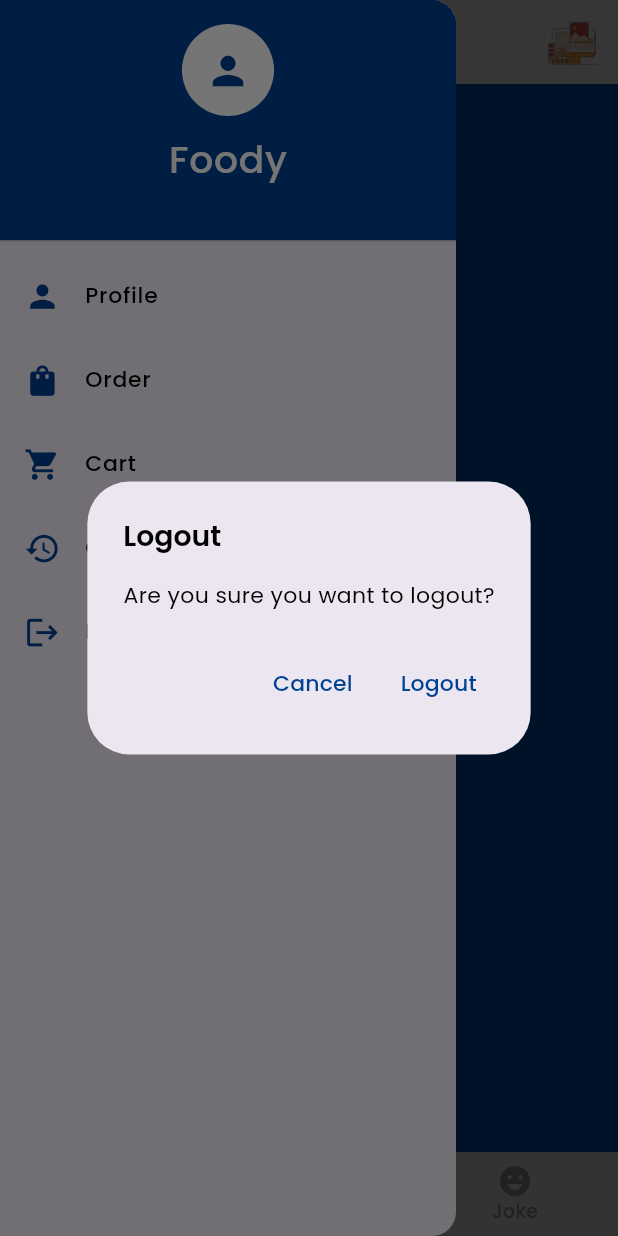
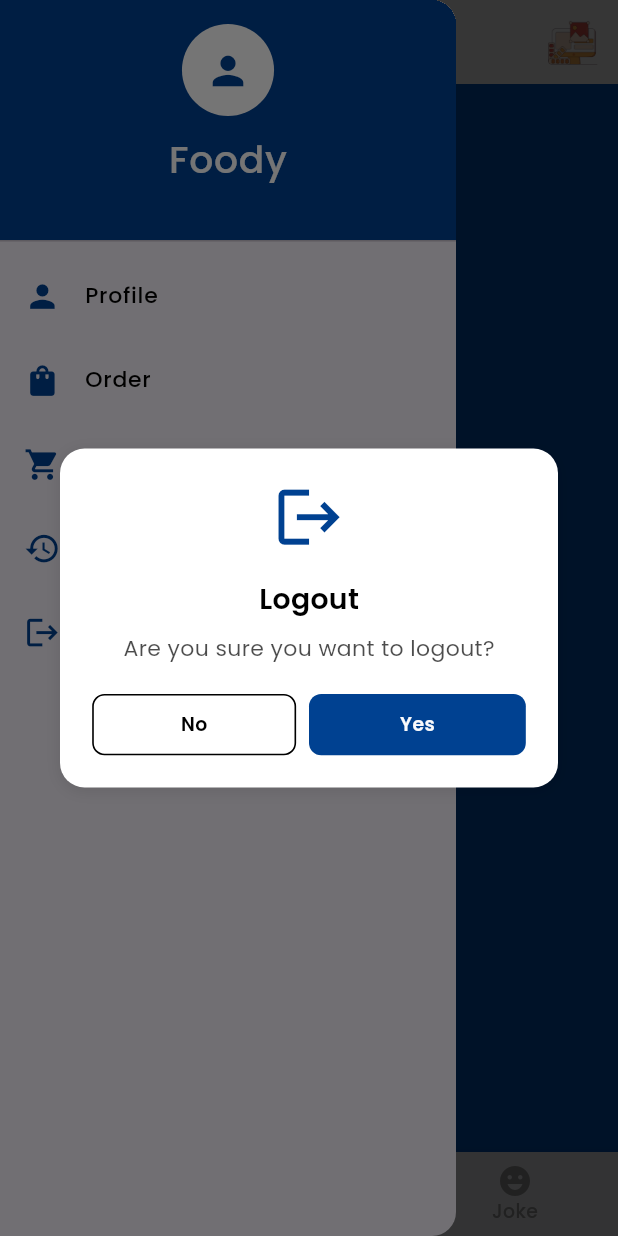
Before and after one commit to Ariful2016/recipe-flutter, a Flutter app: the HomeScreen screen opened by its route, in the side drawer, after a tap on "Logout", on a phone screen of 412 x 824 dp. Run offline on Flutter 3.47's test engine with Material 3 defaults, Android fonts, the phone set to English and light mode, and no system bars; our stand-ins replace cloud_firestore, concentric_transition, firebase_analytics, firebase_auth, firebase_core, firebase_crashlytics and 8 more; accounts and stored records are empty; generated files the repository leaves out were written again.

Commit message:
implement custom alert dialog

```diff
--- a/lib/screens/login/login_screen.dart
+++ b/lib/screens/login/login_screen.dart
@@ -7,6 +7,9 @@ import 'package:recipe_flutter/core/constants/constants.dart';
 import 'package:recipe_flutter/viewmodels/auth/login_viewmodel.dart';
 import 'package:recipe_flutter/widgets/edit_text/custom_text_field.dart';
 import 'package:recipe_flutter/widgets/reusable_text.dart';
+
+import '../../widgets/button/custom_button.dart';
+import '../../widgets/dialog/custom_alert_dialog.dart';
 
 class LoginScreen extends ConsumerStatefulWidget {
   const LoginScreen({super.key});
@@ -47,6 +50,19 @@ class _LoginScreenState extends ConsumerState<LoginScreen> {
             context.goNamed('home');
           }
         });
+      }else if(next.error != null){
+        showCustomAlertDialog(
+          context,
+          type: AlertType.error,
+          title: 'Error',
+          message: next.error.toString(),
+          primaryButtonText: 'Retry',
+          secondaryButtonText: 'Cancel',
+          primaryButtonAction: ()  {
+            _login();
+          },
+          secondaryButtonAction: ()=> Navigator.of(context).pop()
+        );
       }
     });
 
@@ -95,9 +111,6 @@ class _LoginScreenState extends ConsumerState<LoginScreen> {
                           if (value == null || value.isEmpty) {
                             return passwordEmptyText;
                           }
-                          if (!passwordRegex.hasMatch(value)) {
-                            return passwordNotMatchedText;
-                          }
                           return null;
                         },
                       ),
@@ -105,19 +118,13 @@ class _LoginScreenState extends ConsumerState<LoginScreen> {
                       if (loginState.isLoading)
                         const CircularProgressIndicator()
                       else
-                        ElevatedButton(
-                          onPressed: () {
+                        CustomButton(
+                          onTap: (){
                             if (_formKey.currentState!.validate()) {
-                              ref.read(loginProvider.notifier).login(
-                                email: _emailController.text,
-                                password: _passwordController.text,
-                              );
+                              _login();
                             }
                           },
-                          child: ReusableText(
-                            text: 'L O G I N',
-                            style: appStyle(12.sp, kPrimary, FontWeight.w600),
-                          ),
+                          text: 'L O G I N',
                         ),
                       if (loginState.error != null)
                         ReusableText(
@@ -143,4 +150,11 @@ class _LoginScreenState extends ConsumerState<LoginScreen> {
     );
   }
 
+  void _login() {
+    ref.read(loginProvider.notifier).login(
+      email: _emailController.text,
+      password: _passwordController.text,
+    );
+  }
+
 }
--- a/lib/screens/register/register_screen.dart
+++ b/lib/screens/register/register_screen.dart
@@ -6,8 +6,9 @@ import 'package:recipe_flutter/core/app_style.dart';
 import 'package:recipe_flutter/core/constants/constants.dart';
 import 'package:recipe_flutter/viewmodels/auth/register_viewmodel.dart';
 import 'package:recipe_flutter/widgets/reusable_text.dart';
-
 import '../../util/validation.dart';
+import '../../widgets/button/custom_button.dart';
+import '../../widgets/dialog/custom_alert_dialog.dart';
 import '../../widgets/edit_text/custom_text_field.dart';
 
 class RegisterScreen extends ConsumerStatefulWidget {
@@ -17,9 +18,7 @@ class RegisterScreen extends ConsumerStatefulWidget {
   ConsumerState<ConsumerStatefulWidget> createState() => _RegisterScreenState();
 }
 
-class _RegisterScreenState extends ConsumerState<RegisterScreen>{
-
-
+class _RegisterScreenState extends ConsumerState<RegisterScreen> {
   final _formKey = GlobalKey<FormState>();
   final _nameController = TextEditingController();
   final _emailController = TextEditingController();
@@ -41,20 +40,49 @@ class _RegisterScreenState extends ConsumerState<RegisterScreen>{
   Widget build(BuildContext context) {
     final registerState = ref.watch(registerProvider);
 
-    ref.listen(registerProvider, (previous, next){
-      if(next.isSuccess && previous?.isSuccess != true){
+   /* ref.listen(registerProvider, (previous, next) {
+      if (next.isSuccess && previous?.isSuccess != true) {
         ScaffoldMessenger.of(context).showSnackBar(
           SnackBar(
-              content: ReusableText(text: 'Registration Successful', style: appStyle(12.sp, kWhite, FontWeight.w400)),
+              content: ReusableText(
+                  text: 'Registration Successful',
+                  style: appStyle(12.sp, kWhite, FontWeight.w400)),
               backgroundColor: kPrimary,
-            duration: const Duration(seconds: 2)
-          ),
+              duration: const Duration(seconds: 2)),
         );
-        Future.delayed(const Duration(seconds: 2), (){
-          if(context.mounted){
+        Future.delayed(const Duration(seconds: 2), () {
+          if (context.mounted) {
             context.goNamed('login');
           }
         });
+      }
+    });*/
+
+    ref.listen(registerProvider, (previous, next) {
+      if (next.isSuccess) {
+        showCustomAlertDialog(
+          context,
+          type: AlertType.success,
+          title: 'Success',
+          message: 'Registration successful!',
+          primaryButtonAction: () {
+            Navigator.of(context).pop();
+            context.goNamed('login');
+          },
+        );
+      } else if (next.error != null) {
+        showCustomAlertDialog(
+          context,
+          type: AlertType.error,
+          title: 'Error',
+          message: next.error.toString(),
+          primaryButtonText: 'Retry',
+          secondaryButtonText: 'Cancel',
+          primaryButtonAction: () {
+            _register();
+          },
+          secondaryButtonAction: () => Navigator.of(context).pop()
+        );
       }
     });
 
@@ -132,14 +160,12 @@ class _RegisterScreenState extends ConsumerState<RegisterScreen>{
                             hintText: contactHintText,
                             icon: Icons.phone,
                             keyboardType: TextInputType.number,
-                          validator: (value) => validateContactNo(value)
-                        ),
+                            validator: (value) => validateContactNo(value)),
                         CustomTextField(
                           controller: _addressController,
                           labelText: addressLevelText,
                           hintText: addressHintText,
                           icon: Icons.location_on,
-                          maxLines: 3,
                           validator: (value) {
                             if (value == null || value.isEmpty) {
                               return addressEmptyText;
@@ -147,35 +173,34 @@ class _RegisterScreenState extends ConsumerState<RegisterScreen>{
                             return null;
                           },
                         ),
-                        SizedBox(height: 30.h,),
-                        if(registerState.isLoading)
+                        SizedBox(
+                          height: 30.h,
+                        ),
+                        if (registerState.isLoading)
                           const CircularProgressIndicator()
                         else
-                          ElevatedButton(
-                              onPressed: (){
-                                if(_formKey.currentState!.validate()){
-                                  ref.read(registerProvider.notifier).register(
-                                      name: _nameController.text,
-                                      email: _emailController.text,
-                                      password: _passwordController.text,
-                                      contactNo: _contactController.text,
-                                      address: _addressController.text
-                                  );
+                          CustomButton(
+                            onTap: () {
+                              if (_formKey.currentState!.validate()) {
+                                _register();
                               }
                             },
-                              child: ReusableText(text: 'R E G I S T E R', style: appStyle(12.sp, kPrimary, FontWeight.w600))
+                            text: 'R E G I S T E R',
                           ),
-                        if(registerState.error != null)
-                          ReusableText(text: registerState.error.toString(), style: appStyle(12.sp, kRed, FontWeight.w400)),
-                        SizedBox(height:20.h),
+                        if (registerState.error != null)
+                          ReusableText(
+                              text: registerState.error.toString(),
+                              style: appStyle(12.sp, kRed, FontWeight.w400)),
+                        SizedBox(height: 20.h),
                         GestureDetector(
                           onTap: () => context.pushReplacementNamed('login'),
-                          child: ReusableText(text: 'Login', style: appStyle(12.sp, kPrimary, FontWeight.w400)),
+                          child: ReusableText(
+                              text: 'Login',
+                              style:
+                                  appStyle(12.sp, kPrimary, FontWeight.w400)),
                         )
-
                       ],
-                    )
-                )
+                    ))
               ],
             ),
           ),
@@ -183,4 +208,13 @@ class _RegisterScreenState extends ConsumerState<RegisterScreen>{
       ),
     );
   }
+
+  void _register() {
+    ref.read(registerProvider.notifier).register(
+        name: _nameController.text,
+        email: _emailController.text,
+        password: _passwordController.text,
+        contactNo: _contactController.text,
+        address: _addressController.text);
   }
+}
--- a/lib/util/app_drawer.dart
+++ b/lib/util/app_drawer.dart
@@ -7,6 +7,7 @@ import 'package:recipe_flutter/core/constants/constants.dart';
 import 'package:recipe_flutter/widgets/reusable_text.dart';
 
 import '../viewmodels/auth/login_viewmodel.dart';
+import '../widgets/dialog/custom_alert_dialog.dart';
 
 class AppDrawer extends ConsumerWidget {
   const AppDrawer({super.key});
@@ -17,55 +18,22 @@ class AppDrawer extends ConsumerWidget {
   }
 
   Future<void> _logout(BuildContext context, WidgetRef ref) async {
-    // Show confirmation dialog
-    final shouldLogout = await showDialog<bool>(
-      context: context,
-      builder: (context) => AlertDialog(
-        title: ReusableText(
-          text: 'Logout',
-          style: appStyle(18.sp, kDark, FontWeight.w600),
-        ),
-        content: ReusableText(
-          text: 'Are you sure you want to logout?',
-          style: appStyle(14.sp, kDark, FontWeight.w400),
-        ),
-        actions: [
-          TextButton(
-            onPressed: () => Navigator.pop(context, false),
-            child: ReusableText(
-              text: 'Cancel',
-              style: appStyle(14.sp, kPrimary, FontWeight.w500),
-            ),
-          ),
-          TextButton(
-            onPressed: () => Navigator.pop(context, true),
-            child: ReusableText(
-              text: 'Logout',
-              style: appStyle(14.sp, kPrimary, FontWeight.w500),
-            ),
-          ),
-        ],
-      ),
-    );
-
-    if (shouldLogout == true) {
-      try {
+    showCustomAlertDialog(
+      context,
+      type: AlertType.custom,
+      icon: Icons.logout,
+      title: 'Logout',
+      message: 'Are you sure you want to logout?',
+      primaryButtonText: 'Yes',
+      secondaryButtonText: 'No',
+      primaryButtonAction: () async {
         final authRepository = ref.read(authRepositoryProvider);
         await authRepository.signOut();
         Navigator.pop(context); // Close the drawer
-        context.go('/login'); // Navigate to login screen
-      } catch (e) {
-        ScaffoldMessenger.of(context).showSnackBar(
-          SnackBar(
-            content: ReusableText(
-              text: 'Logout failed: $e',
-              style: appStyle(14.sp, kWhite, FontWeight.w400),
-            ),
-            backgroundColor: kPrimary,
-          ),
-        );
-      }
-    }
+        context.go('/login');
+      },
+      secondaryButtonAction: () => Navigator.of(context).pop(),
+    );
   }
 
   @override
--- a/lib/widgets/button/custom_button.dart
+++ b/lib/widgets/button/custom_button.dart
@@ -8,39 +8,132 @@ import '../reusable_text.dart';
 /*
  * Created on 12/03/2025
  * Created by Ariful Islam
+ * Updated on 06/04/2025
  */
 class CustomButton extends StatelessWidget {
-  const CustomButton(
-      {super.key,
+  const CustomButton({
+    super.key,
     this.onTap,
     this.btnWidth,
     this.btnHeight,
     this.btnColor,
+    this.gradient,
+    this.border,
     this.radius,
-      required this.text, this.textcolor});
+    required this.text,
+    this.textColor,
+    this.icon,
+    this.iconPosition = IconPosition.leading,
+    this.isLoading = false,
+    this.isDisabled = false,
+    this.style = ButtonStyle.filled,
+    this.elevation = 0.0,
+  });
 
   final void Function()? onTap;
   final double? btnWidth;
   final double? btnHeight;
   final Color? btnColor;
+  final Gradient? gradient;
+  final BorderSide? border;
   final double? radius;
   final String text;
-  final Color? textcolor;
+  final Color? textColor;
+  final Widget? icon;
+  final IconPosition? iconPosition;
+  final bool isLoading;
+  final bool isDisabled;
+  final ButtonStyle style;
+  final double elevation;
 
   @override
   Widget build(BuildContext context) {
-    return GestureDetector(
-        onTap: onTap,
-        child: Container(
+    final effectiveColor = isDisabled
+        ? kDark.withValues(alpha: 0.3)
+        : btnColor ?? kPrimary;
+    final effectiveTextColor = isDisabled
+        ? kLightWhite.withValues(alpha: 0.5)
+        : textColor ?? kLightWhite;
+    final effectiveBorder = style == ButtonStyle.outlined
+        ? Border.all(
+      color: border?.color ?? kPrimary,
+      width: border?.width ?? 1.w,
+      style: border?.style ?? BorderStyle.solid,
+    )
+        : null;
+
+    return Semantics(
+      button: true,
+      label: text,
+      enabled: !isDisabled && !isLoading,
+      child: GestureDetector(
+        onTap: isDisabled || isLoading ? null : onTap,
+        child: AnimatedContainer(
+          duration: const Duration(milliseconds: 200),
           width: btnWidth ?? width,
-          height: btnHeight ?? 28.h,
+          height: btnHeight ?? 35.h,
           decoration: BoxDecoration(
-              color: btnColor ?? kPrimary,
-              borderRadius: BorderRadius.circular(radius ?? 9.r)),
+            color: style == ButtonStyle.filled && gradient == null
+                ? effectiveColor
+                : null,
+            gradient: gradient,
+            border: effectiveBorder, // Fixed: Now a Border?
+            borderRadius: BorderRadius.circular(radius ?? 9.r),
+            boxShadow: elevation > 0
+                ? [
+              BoxShadow(
+                color: kDark.withValues(alpha: 0.2),
+                blurRadius: 4.r,
+                offset: Offset(0, 2.h),
+              ),
+            ]
+                : null,
+          ),
+          child: Material(
+            color: Colors.transparent,
+            child: InkWell(
+              onTap: isDisabled || isLoading ? null : onTap,
+              borderRadius: BorderRadius.circular(radius ?? 9.r),
               child: Center(
+                child: isLoading
+                    ? SizedBox(
+                  width: 20.w,
+                  height: 20.w,
+                  child: CircularProgressIndicator(
+                    color: effectiveTextColor,
+                    strokeWidth: 2.w,
+                  ),
+                )
+                    : Row(
+                  mainAxisSize: MainAxisSize.min,
+                  children: [
+                    if (icon != null && iconPosition == IconPosition.leading)
+                      Padding(
+                        padding: EdgeInsets.only(right: 8.w),
+                        child: icon,
+                      ),
+                    Flexible(
                       child: ReusableText(
                         text: text,
-                  style: appStyle(12, textcolor ?? kLightWhite, FontWeight.w600))),
-        ));
+                        style: appStyle(12.sp, effectiveTextColor, FontWeight.w600),
+                      ),
+                    ),
+                    if (icon != null && iconPosition == IconPosition.trailing)
+                      Padding(
+                        padding: EdgeInsets.only(left: 8.w),
+                        child: icon,
+                      ),
+                  ],
+                ),
+              ),
+            ),
+          ),
+        ),
+      ),
+    );
   }
 }
+
+enum ButtonStyle { filled, outlined, text }
+
+enum IconPosition { leading, trailing }
--- /dev/null
+++ b/lib/widgets/dialog/custom_alert_dialog.dart
@@ -0,0 +1,209 @@
+import 'package:flutter/material.dart';
+import 'package:flutter_screenutil/flutter_screenutil.dart';
+
+import '../../core/app_style.dart';
+import '../../core/constants/constants.dart';
+import '../../widgets/button/custom_button.dart' as CustomWidgets; // Prefixed import
+import '../reusable_text.dart';
+
+/*
+ * Created on 06/06/2023
+ * Created by Ariful Islam
+ * Updated on 06/06/2023
+ */
+class CustomAlertDialog extends StatelessWidget {
+  const CustomAlertDialog({
+    super.key,
+    required this.type,
+    required this.title,
+    required this.message,
+    required this.icon,
+    this.imagePath,
+    this.titleColor,
+    this.messageColor,
+    this.backgroundColor,
+    this.primaryButtonText = 'OK',
+    this.secondaryButtonText,
+    this.primaryButtonAction,
+    this.secondaryButtonAction,
+    this.primaryButtonColor,
+    this.secondaryButtonColor,
+    this.radius = 16.0,
+  });
+
+  final AlertType type;
+  final String title;
+  final String message;
+  final IconData? icon;
+  final String? imagePath;
+  final Color? titleColor;
+  final Color? messageColor;
+  final Color? backgroundColor;
+  final String primaryButtonText;
+  final String? secondaryButtonText;
+  final VoidCallback? primaryButtonAction;
+  final VoidCallback? secondaryButtonAction;
+  final Color? primaryButtonColor;
+  final Color? secondaryButtonColor;
+  final double radius;
+
+  @override
+  Widget build(BuildContext context) {
+    final effectiveIcon = icon ??
+        (type == AlertType.error
+            ? Icons.error_outline
+            : type == AlertType.success
+                ? Icons.check_circle_outline
+                : null);
+    final effectiveIconColor = type == AlertType.error
+        ? kRed
+        : type == AlertType.success
+            ? Colors.green
+            : kPrimary;
+    final effectiveTitleColor = titleColor ?? kDark;
+    final effectiveMessageColor = messageColor ?? kDark.withValues(alpha: 0.7);
+    final effectiveBackgroundColor = backgroundColor ?? kWhite;
+
+    return Dialog(
+      backgroundColor: Colors.transparent,
+      child: ScaleTransition(
+        scale: CurvedAnimation(
+          parent: ModalRoute.of(context)!.animation!,
+          curve: Curves.easeOutBack,
+        ),
+        child: FadeTransition(
+          opacity: CurvedAnimation(
+            parent: ModalRoute.of(context)!.animation!,
+            curve: Curves.easeIn,
+          ),
+          child: Container(
+            padding: EdgeInsets.all(20.w),
+            decoration: BoxDecoration(
+              color: effectiveBackgroundColor,
+              borderRadius: BorderRadius.circular(radius.r),
+              boxShadow: [
+                BoxShadow(
+                  color: kDark.withValues(alpha: 0.1),
+                  blurRadius: 8.r,
+                  offset: Offset(0, 2.h),
+                ),
+              ],
+            ),
+            child: Column(
+              mainAxisSize: MainAxisSize.min,
+              children: [
+                if (effectiveIcon != null || imagePath != null)
+                  Padding(
+                    padding: EdgeInsets.only(bottom: 16.h),
+                    child: imagePath != null
+                        ? Image.asset(
+                            imagePath!,
+                            width: 48.w,
+                            height: 48.w,
+                            fit: BoxFit.contain,
+                          )
+                        : Icon(
+                            effectiveIcon,
+                            size: 48.sp,
+                            color: effectiveIconColor,
+                          ),
+                  ),
+                ReusableText(
+                  text: title,
+                  style: appStyle(18.sp, effectiveTitleColor, FontWeight.w600),
+                ),
+                SizedBox(height: 8.h),
+                ReusableText(
+                  text: message,
+                  style:
+                      appStyle(14.sp, effectiveMessageColor, FontWeight.w400),
+                ),
+                SizedBox(height: 20.h),
+                Row(
+                  mainAxisAlignment: secondaryButtonText != null
+                      ? MainAxisAlignment.spaceBetween
+                      : MainAxisAlignment.center,
+                  children: [
+                    if (secondaryButtonText != null)
+                      Expanded(
+                        child: Padding(
+                          padding: EdgeInsets.only(right: 8.w),
+                          child: CustomWidgets.CustomButton(
+                            text: secondaryButtonText!,
+                            style: CustomWidgets.ButtonStyle.outlined,
+                            // Prefixed
+                            border: BorderSide(color: kDark, width: 1.w),
+                            textColor: kDark,
+                            btnHeight: 40.h,
+                            radius: 8.r,
+                            onTap: secondaryButtonAction ??
+                                () => Navigator.of(context).pop(),
+                          ),
+                        ),
+                      ),
+                    Expanded(
+                      child: CustomWidgets.CustomButton(
+                        text: primaryButtonText,
+                        btnColor: primaryButtonColor ?? kPrimary,
+                        btnHeight: 40.h,
+                        radius: 8.r,
+                        onTap: primaryButtonAction ??
+                            () => Navigator.of(context).pop(),
+                      ),
+                    ),
+                  ],
+                ),
+              ],
+            ),
+          ),
+        ),
+      ),
+    );
+  }
+}
+
+enum AlertType { error, success, custom }
+
+// Helper method to show the dialog
+Future<void> showCustomAlertDialog(
+  BuildContext context, {
+  required AlertType type,
+  required String title,
+  required String message,
+  IconData? icon,
+  String? imagePath,
+  Color? titleColor,
+  Color? messageColor,
+  Color? backgroundColor,
+  String primaryButtonText = 'OK',
+  String? secondaryButtonText,
+  VoidCallback? primaryButtonAction,
+  VoidCallback? secondaryButtonAction,
+  Color? primaryButtonColor,
+  Color? secondaryButtonColor,
+  double radius = 16.0,
+}) async {
+  return showDialog<void>(
+    context: context,
+    barrierDismissible: true,
+    builder: (BuildContext context) {
+      return CustomAlertDialog(
+        type: type,
+        title: title,
+        message: message,
+        icon: icon,
+        imagePath: imagePath,
+        titleColor: titleColor,
+        messageColor: messageColor,
+        backgroundColor: backgroundColor,
+        primaryButtonText: primaryButtonText,
+        secondaryButtonText: secondaryButtonText,
+        primaryButtonAction: primaryButtonAction,
+        secondaryButtonAction: secondaryButtonAction,
+        primaryButtonColor: primaryButtonColor,
+        secondaryButtonColor: secondaryButtonColor,
+        radius: radius,
+      );
+    },
+  );
+}
```
Lines whose indentation alone changed are shown as unchanged.
